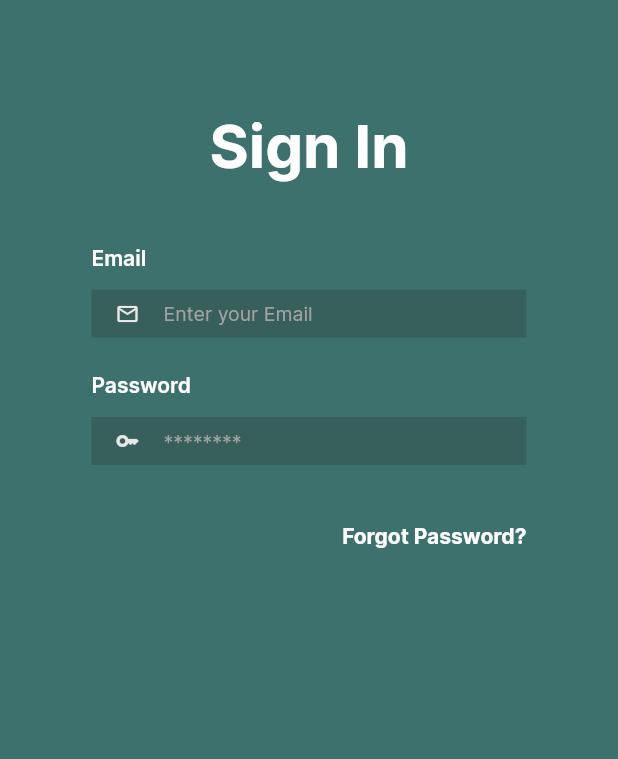
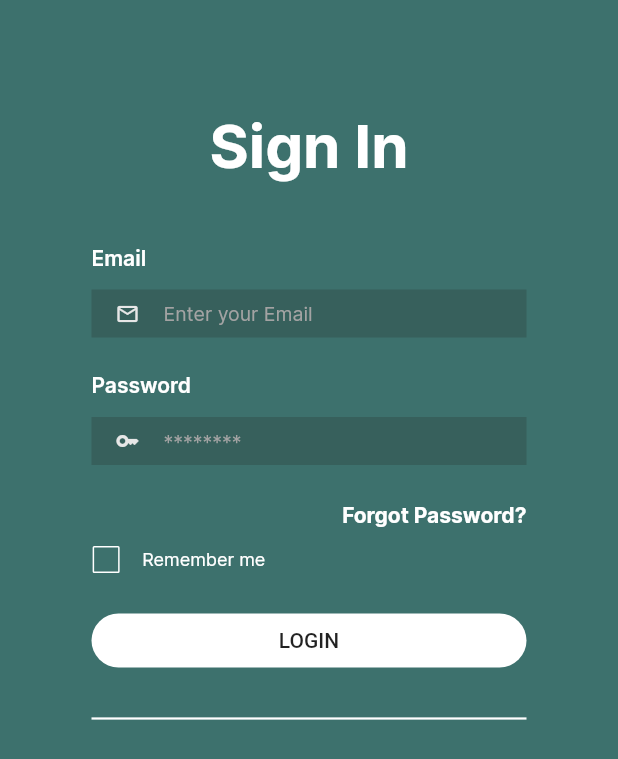
Before and after one commit to aayapan/tasKING_app, a Flutter app: the screen it shows after launch, on a phone screen of 412 x 824 dp. Shown: the top 759 px of the screen. Run offline on Flutter 3.47's test engine with Material 2 defaults, Android fonts, the phone set to English and light mode, and no system bars.

Commit message:
new widgets added

```diff
--- a/lib/main.dart
+++ b/lib/main.dart
@@ -4,6 +4,7 @@ import 'package:tasking_app/screens/signin_screen.dart';
 void main() {
   runApp(MaterialApp(
     debugShowCheckedModeBanner: false,
+    darkTheme: ThemeData.dark(),
     initialRoute: '/signin',
     routes: {
       '/signin' : (context) => SignIn(),
--- a/lib/screens/signin_screen.dart
+++ b/lib/screens/signin_screen.dart
@@ -110,6 +110,8 @@ Widget _buildPasswordInput() {
 
 Widget _buildForgotPasswordBtn() {
   return Container(
+    // color: Colors.redAccent,
+    height: 20,
     width: 290.0,
     alignment: Alignment.centerRight,
     child: FlatButton(
@@ -129,10 +131,15 @@ Widget _buildForgotPasswordBtn() {
   );
 }
 
+
 class _SignInState extends State<SignIn> {
+
+  bool rememberMeValue = false;
+
   @override
   Widget build(BuildContext context) {
     return Scaffold(
+      resizeToAvoidBottomInset: false,
       backgroundColor: Color(0xFF3D716D),
       body: Container(
         width: double.infinity,
@@ -162,6 +169,62 @@ class _SignInState extends State<SignIn> {
               height: 23.0,
             ),
             _buildForgotPasswordBtn(),
+            Container(
+              height: 20,
+              margin: EdgeInsets.only(top: 10),
+              width: 318.5,
+              child: Row(
+                children: [
+                  Checkbox(
+                    side: BorderSide(
+                      color: Colors.white,
+                      width: 1,
+                    ),
+                    checkColor: Colors.amber,
+                    activeColor: Color(0xFF3D716D),
+                    value: rememberMeValue,
+                    onChanged: (value) {
+                      setState(() {
+                        rememberMeValue = value!;
+                      });
+                    },
+                  ),
+                  Text(
+                    "Remember me",
+                    style: TextStyle(
+                      fontFamily: 'Inter-Regular',
+                      fontSize: 12.0,
+                      color: Colors.white,
+                    ),
+                  ),
+                ],
+              ),
+            ),
+            SizedBox(
+              height: 20,
+            ),
+            FlatButton(
+              color: Colors.white,
+              minWidth: 290,
+              shape: RoundedRectangleBorder(
+                borderRadius: BorderRadius.circular(20)
+              ),
+              onPressed: () {  },
+              child: Text(
+                "LOGIN",
+              ),
+            ),
+            SizedBox(
+              height: 20,
+            ),
+            Container(
+              width: 290,
+              child: Divider(
+                thickness: 1.5,
+                color: Colors.white,
+              ),
+            ),
+
           ],
         ),
       ),
```
